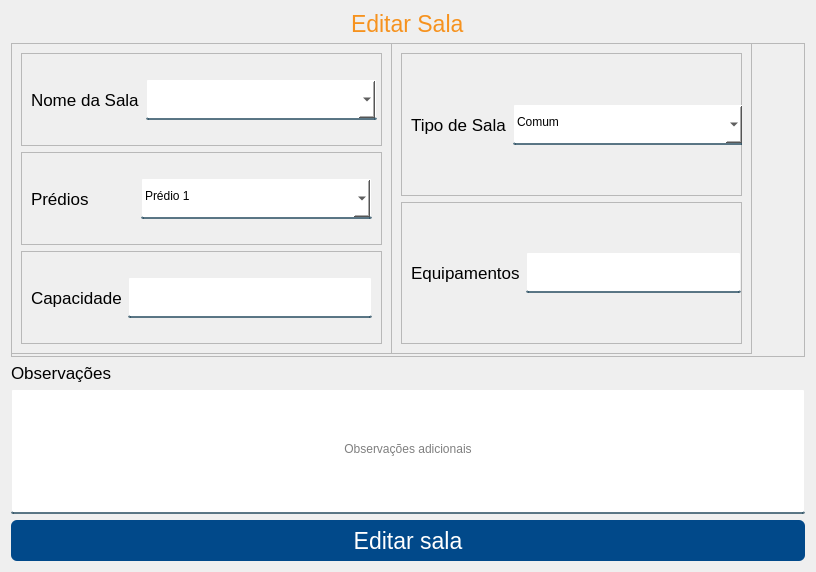
The window that App/view/ui/editarSalas.ui (Senac-SOR-ADS/Mapa-de-Sala) describes before a commit, drawn with Qt 5.
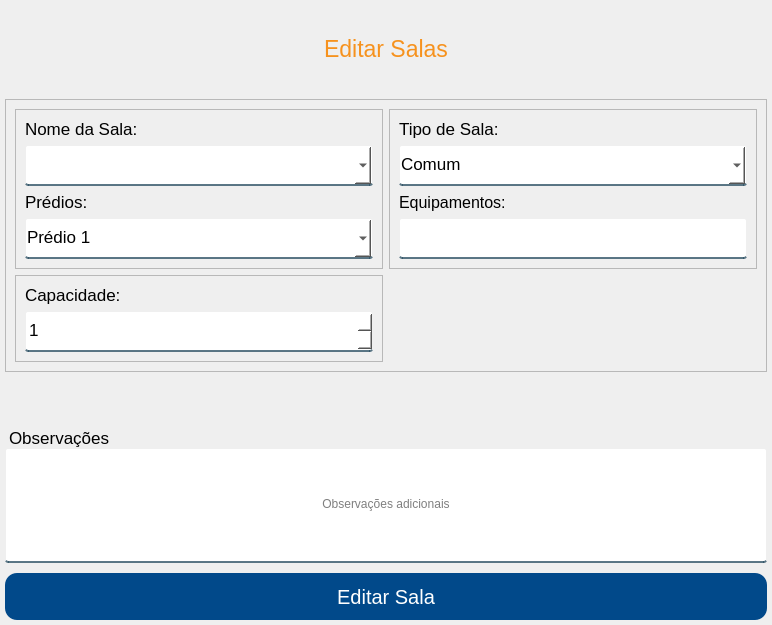
The same window after the commit.

The edit to the form file:
```diff
--- a/App/view/ui/editarSalas.ui
+++ b/App/view/ui/editarSalas.ui
@@ -6,39 +6,81 @@
    <rect>
     <x>0</x>
     <y>0</y>
-    <width>812</width>
-    <height>571</height>
+    <width>772</width>
+    <height>625</height>
    </rect>
   </property>
   <property name="windowTitle">
    <string>Form</string>
   </property>
   <property name="styleSheet">
-   <string notr="true">QLineEdit, QComboBox, QDateEdit {
+   <string notr="true">QLineEdit, QComboBox, QSpinBox {
 	background-color: white;
 	border:2px solid rgba(0,0,0,0);
-	border-radius: 2px;
+	border-radius: 3px;
 	border-bottom-color:rgba(46,82,101,200);
 	color:rgb(0,0,0);
-	padding-bottom:5px;
+	padding-bottom:3px;
 }
 
-#btnEditarSala {
+#cadastrarSala {
 	background-color: #01498a;
 	color: #FFF;
 	border: none;
-	border-radius: 6px;
-}
+	border-radius: 12px;
 
-#btnCadastrar:hover {
+}
+ 
+#cadastrarSala:hover {
 	background-color: #f6921e;
 }
+ 
+#respostas {
+	color: red;
+}
+
+#tituloObs {
+	margin-top: 20px;
+}
+
 #titulo {
 	color: #f6921e;
+}
+
+#feedbackText {
+	margin-bottom: 10px;
 }</string>
   </property>
   <layout class="QVBoxLayout" name="verticalLayout">
-   <item alignment="Qt::AlignHCenter|Qt::AlignTop">
+   <property name="spacing">
+    <number>0</number>
+   </property>
+   <property name="leftMargin">
+    <number>5</number>
+   </property>
+   <property name="topMargin">
+    <number>0</number>
+   </property>
+   <property name="rightMargin">
+    <number>5</number>
+   </property>
+   <property name="bottomMargin">
+    <number>5</number>
+   </property>
+   <item>
+    <spacer name="verticalSpacer_2">
+     <property name="orientation">
+      <enum>Qt::Vertical</enum>
+     </property>
+     <property name="sizeHint" stdset="0">
+      <size>
+       <width>20</width>
+       <height>40</height>
+      </size>
+     </property>
+    </spacer>
+   </item>
+   <item>
     <widget class="QLabel" name="titulo">
      <property name="font">
       <font>
@@ -46,38 +88,33 @@
       </font>
      </property>
      <property name="text">
-      <string>Editar Sala</string>
+      <string>Editar Salas</string>
+     </property>
+     <property name="alignment">
+      <set>Qt::AlignCenter</set>
      </property>
     </widget>
    </item>
    <item>
-    <widget class="QFrame" name="frame_2">
-     <property name="sizePolicy">
-      <sizepolicy hsizetype="Preferred" vsizetype="Expanding">
-       <horstretch>0</horstretch>
-       <verstretch>0</verstretch>
-      </sizepolicy>
+    <spacer name="verticalSpacer">
+     <property name="orientation">
+      <enum>Qt::Vertical</enum>
      </property>
-     <property name="minimumSize">
+     <property name="sizeHint" stdset="0">
       <size>
-       <width>794</width>
-       <height>314</height>
+       <width>20</width>
+       <height>40</height>
       </size>
      </property>
-     <property name="frameShape">
-      <enum>QFrame::StyledPanel</enum>
-     </property>
-     <property name="frameShadow">
-      <enum>QFrame::Raised</enum>
-     </property>
+    </spacer>
+   </item>
+   <item>
      <widget class="QFrame" name="frame">
-      <property name="geometry">
-       <rect>
-        <x>0</x>
-        <y>0</y>
-        <width>381</width>
-        <height>311</height>
-       </rect>
+     <property name="sizePolicy">
+      <sizepolicy hsizetype="Preferred" vsizetype="Expanding">
+       <horstretch>0</horstretch>
+       <verstretch>0</verstretch>
+      </sizepolicy>
       </property>
       <property name="frameShape">
        <enum>QFrame::StyledPanel</enum>
@@ -85,201 +122,109 @@
       <property name="frameShadow">
        <enum>QFrame::Raised</enum>
       </property>
-      <layout class="QVBoxLayout" name="verticalLayout_2">
-       <item>
-        <widget class="QFrame" name="frame_3">
+     <layout class="QGridLayout" name="gridLayout_3">
+      <item row="1" column="0">
+       <widget class="QFrame" name="frame1">
          <property name="frameShape">
           <enum>QFrame::StyledPanel</enum>
          </property>
          <property name="frameShadow">
           <enum>QFrame::Raised</enum>
          </property>
-         <layout class="QHBoxLayout" name="horizontalLayout">
+        <layout class="QVBoxLayout" name="verticalLayout_10">
           <item>
-           <widget class="QLabel" name="label_7">
+          <widget class="QLabel" name="label_15">
             <property name="font">
              <font>
               <pointsize>13</pointsize>
              </font>
             </property>
             <property name="text">
-             <string>Nome da Sala</string>
+            <string>Capacidade:</string>
             </property>
            </widget>
           </item>
           <item>
-           <widget class="QComboBox" name="nomeSala">
+          <widget class="QSpinBox" name="mediaCapacidade">
             <property name="minimumSize">
              <size>
-              <width>231</width>
+             <width>0</width>
               <height>41</height>
              </size>
             </property>
-            <property name="cursor">
-             <cursorShape>PointingHandCursor</cursorShape>
-            </property>
-            <property name="editable">
-             <bool>true</bool>
-            </property>
-            <property name="currentText">
-             <string notr="true"/>
-            </property>
-            <property name="insertPolicy">
-             <enum>QComboBox::InsertAlphabetically</enum>
-            </property>
-           </widget>
-          </item>
-         </layout>
-        </widget>
-       </item>
-       <item>
-        <widget class="QFrame" name="frame_4">
-         <property name="frameShape">
-          <enum>QFrame::StyledPanel</enum>
-         </property>
-         <property name="frameShadow">
-          <enum>QFrame::Raised</enum>
-         </property>
-         <layout class="QHBoxLayout" name="horizontalLayout_3">
-          <item>
-           <widget class="QLabel" name="label_3">
             <property name="font">
              <font>
               <pointsize>13</pointsize>
              </font>
             </property>
-            <property name="text">
-             <string>Prédios</string>
-            </property>
-           </widget>
-          </item>
-          <item>
-           <widget class="QComboBox" name="nomePredio">
-            <property name="minimumSize">
-             <size>
-              <width>231</width>
-              <height>41</height>
-             </size>
-            </property>
             <property name="cursor">
              <cursorShape>PointingHandCursor</cursorShape>
             </property>
-            <property name="editable">
-             <bool>true</bool>
-            </property>
-            <property name="currentText">
-             <string notr="true">Prédio 1</string>
-            </property>
-            <property name="insertPolicy">
-             <enum>QComboBox::InsertAlphabetically</enum>
-            </property>
-            <item>
-             <property name="text">
-              <string>Prédio 1</string>
-             </property>
-            </item>
-            <item>
-             <property name="text">
-              <string>Prédio 2</string>
-             </property>
-            </item>
+           <property name="minimum">
+            <number>1</number>
+           </property>
+           <property name="maximum">
+            <number>1000</number>
+           </property>
            </widget>
           </item>
          </layout>
         </widget>
        </item>
-       <item>
-        <widget class="QFrame" name="frame_5">
+      <item row="0" column="1">
+       <widget class="QFrame" name="frame3">
+        <property name="sizePolicy">
+         <sizepolicy hsizetype="Preferred" vsizetype="Expanding">
+          <horstretch>0</horstretch>
+          <verstretch>0</verstretch>
+         </sizepolicy>
+        </property>
          <property name="frameShape">
           <enum>QFrame::StyledPanel</enum>
          </property>
          <property name="frameShadow">
           <enum>QFrame::Raised</enum>
          </property>
-         <layout class="QHBoxLayout" name="horizontalLayout_2">
+        <layout class="QVBoxLayout" name="verticalLayout_9">
           <item>
-           <widget class="QLabel" name="label_5">
+          <widget class="QLabel" name="label_13">
             <property name="font">
              <font>
               <pointsize>13</pointsize>
              </font>
             </property>
             <property name="text">
-             <string>Capacidade</string>
-            </property>
-           </widget>
-          </item>
-          <item>
-           <widget class="QLineEdit" name="mediaCapacidade">
-            <property name="minimumSize">
-             <size>
-              <width>231</width>
-              <height>41</height>
-             </size>
+            <string>Tipo de Sala:</string>
             </property>
             <property name="alignment">
-             <set>Qt::AlignLeading|Qt::AlignLeft|Qt::AlignVCenter</set>
-            </property>
-            <property name="placeholderText">
-             <string/>
-            </property>
-           </widget>
-          </item>
-         </layout>
-        </widget>
-       </item>
-      </layout>
-     </widget>
-     <widget class="QFrame" name="frame_6">
-      <property name="geometry">
-       <rect>
-        <x>380</x>
-        <y>0</y>
-        <width>361</width>
-        <height>311</height>
-       </rect>
-      </property>
-      <property name="frameShape">
-       <enum>QFrame::StyledPanel</enum>
-      </property>
-      <property name="frameShadow">
-       <enum>QFrame::Raised</enum>
-      </property>
-      <layout class="QVBoxLayout" name="verticalLayout_3">
-       <item>
-        <widget class="QFrame" name="frame_8">
-         <property name="frameShape">
-          <enum>QFrame::StyledPanel</enum>
-         </property>
-         <property name="frameShadow">
-          <enum>QFrame::Raised</enum>
-         </property>
-         <layout class="QHBoxLayout" name="horizontalLayout_5">
-          <item>
-           <widget class="QLabel" name="label_2">
-            <property name="font">
-             <font>
-              <pointsize>13</pointsize>
-             </font>
-            </property>
-            <property name="text">
-             <string>Tipo de Sala</string>
+            <set>Qt::AlignBottom|Qt::AlignLeading|Qt::AlignLeft</set>
             </property>
            </widget>
           </item>
           <item>
            <widget class="QComboBox" name="tipoSala">
+           <property name="sizePolicy">
+            <sizepolicy hsizetype="Expanding" vsizetype="Fixed">
+             <horstretch>0</horstretch>
+             <verstretch>0</verstretch>
+            </sizepolicy>
+           </property>
             <property name="minimumSize">
              <size>
-              <width>231</width>
+             <width>0</width>
               <height>41</height>
              </size>
             </property>
+           <property name="font">
+            <font>
+             <pointsize>13</pointsize>
+            </font>
+           </property>
             <property name="cursor">
              <cursorShape>PointingHandCursor</cursorShape>
             </property>
             <property name="editable">
-             <bool>true</bool>
+            <bool>false</bool>
             </property>
             <property name="currentText">
              <string>Comum</string>
@@ -312,27 +257,30 @@
             </item>
            </widget>
           </item>
-         </layout>
-        </widget>
-       </item>
        <item>
-        <widget class="QFrame" name="frame_7">
-         <property name="frameShape">
-          <enum>QFrame::StyledPanel</enum>
-         </property>
-         <property name="frameShadow">
-          <enum>QFrame::Raised</enum>
-         </property>
-         <layout class="QHBoxLayout" name="horizontalLayout_4">
-          <item>
-           <widget class="QLabel" name="label_4">
+          <widget class="QLabel" name="label_14">
+           <property name="minimumSize">
+            <size>
+             <width>0</width>
+             <height>0</height>
+            </size>
+           </property>
+           <property name="maximumSize">
+            <size>
+             <width>16777215</width>
+             <height>16777215</height>
+            </size>
+           </property>
             <property name="font">
              <font>
-              <pointsize>13</pointsize>
+             <pointsize>12</pointsize>
              </font>
             </property>
             <property name="text">
-             <string>Equipamentos</string>
+            <string>Equipamentos:</string>
+           </property>
+           <property name="alignment">
+            <set>Qt::AlignBottom|Qt::AlignLeading|Qt::AlignLeft</set>
             </property>
            </widget>
           </item>
@@ -340,10 +288,15 @@
            <widget class="QLineEdit" name="tipoEquipamento">
             <property name="minimumSize">
              <size>
-              <width>215</width>
+             <width>0</width>
               <height>41</height>
              </size>
             </property>
+           <property name="font">
+            <font>
+             <pointsize>13</pointsize>
+            </font>
+           </property>
             <property name="placeholderText">
              <string/>
             </property>
@@ -352,12 +305,128 @@
          </layout>
         </widget>
        </item>
-      </layout>
-     </widget>
+      <item row="0" column="0">
+       <widget class="QFrame" name="frame2">
+        <property name="sizePolicy">
+         <sizepolicy hsizetype="Preferred" vsizetype="Expanding">
+          <horstretch>0</horstretch>
+          <verstretch>0</verstretch>
+         </sizepolicy>
+        </property>
+        <property name="frameShape">
+         <enum>QFrame::StyledPanel</enum>
+        </property>
+        <property name="frameShadow">
+         <enum>QFrame::Raised</enum>
+        </property>
+        <layout class="QVBoxLayout" name="verticalLayout_8">
+         <item>
+          <widget class="QLabel" name="label_11">
+           <property name="font">
+            <font>
+             <pointsize>13</pointsize>
+            </font>
+           </property>
+           <property name="text">
+            <string>Nome da Sala:</string>
+           </property>
+           <property name="alignment">
+            <set>Qt::AlignBottom|Qt::AlignLeading|Qt::AlignLeft</set>
+           </property>
+          </widget>
+         </item>
+         <item>
+          <widget class="QComboBox" name="nomeSala">
+           <property name="minimumSize">
+            <size>
+             <width>0</width>
+             <height>41</height>
+            </size>
+           </property>
+           <property name="cursor">
+            <cursorShape>PointingHandCursor</cursorShape>
+           </property>
+          </widget>
+         </item>
+         <item>
+          <widget class="QLabel" name="label_12">
+           <property name="font">
+            <font>
+             <pointsize>13</pointsize>
+            </font>
+           </property>
+           <property name="text">
+            <string>Prédios:</string>
+           </property>
+           <property name="alignment">
+            <set>Qt::AlignBottom|Qt::AlignLeading|Qt::AlignLeft</set>
+           </property>
+          </widget>
+         </item>
+         <item>
+          <widget class="QComboBox" name="nomePredio">
+           <property name="sizePolicy">
+            <sizepolicy hsizetype="Expanding" vsizetype="Fixed">
+             <horstretch>0</horstretch>
+             <verstretch>0</verstretch>
+            </sizepolicy>
+           </property>
+           <property name="minimumSize">
+            <size>
+             <width>0</width>
+             <height>41</height>
+            </size>
+           </property>
+           <property name="font">
+            <font>
+             <pointsize>13</pointsize>
+            </font>
+           </property>
+           <property name="cursor">
+            <cursorShape>PointingHandCursor</cursorShape>
+           </property>
+           <property name="editable">
+            <bool>false</bool>
+           </property>
+           <property name="currentText">
+            <string notr="true">Prédio 1</string>
+           </property>
+           <property name="insertPolicy">
+            <enum>QComboBox::InsertAlphabetically</enum>
+           </property>
+           <item>
+            <property name="text">
+             <string>Prédio 1</string>
+            </property>
+           </item>
+           <item>
+            <property name="text">
+             <string>Prédio 2</string>
+            </property>
+           </item>
+          </widget>
+         </item>
+        </layout>
+       </widget>
+      </item>
+     </layout>
     </widget>
    </item>
    <item>
-    <widget class="QLabel" name="label_6">
+    <spacer name="verticalSpacer_3">
+     <property name="orientation">
+      <enum>Qt::Vertical</enum>
+     </property>
+     <property name="sizeHint" stdset="0">
+      <size>
+       <width>20</width>
+       <height>40</height>
+      </size>
+     </property>
+    </spacer>
+   </item>
+   <item>
+    <widget class="QLabel" name="tituloObs">
      <property name="font">
       <font>
        <pointsize>13</pointsize>
@@ -370,9 +439,15 @@
    </item>
    <item>
     <widget class="QLineEdit" name="feedbackText">
+     <property name="sizePolicy">
+      <sizepolicy hsizetype="Expanding" vsizetype="Preferred">
+       <horstretch>0</horstretch>
+       <verstretch>0</verstretch>
+      </sizepolicy>
+     </property>
      <property name="minimumSize">
       <size>
-       <width>125</width>
+       <width>0</width>
        <height>125</height>
       </size>
      </property>
@@ -391,20 +466,23 @@
     </widget>
    </item>
    <item>
-    <widget class="QPushButton" name="btnEditarSala">
+    <widget class="QPushButton" name="cadastrarSala">
      <property name="minimumSize">
       <size>
-       <width>621</width>
-       <height>41</height>
+       <width>762</width>
+       <height>47</height>
       </size>
      </property>
      <property name="font">
       <font>
-       <pointsize>17</pointsize>
+       <pointsize>15</pointsize>
       </font>
      </property>
+     <property name="cursor">
+      <cursorShape>PointingHandCursor</cursorShape>
+     </property>
      <property name="text">
-      <string>Editar sala</string>
+      <string>Editar Sala</string>
      </property>
     </widget>
    </item>
```
Left out of the diff: 9 changed lines with no effect on the pictures. Lines whose indentation alone changed are shown as unchanged.
